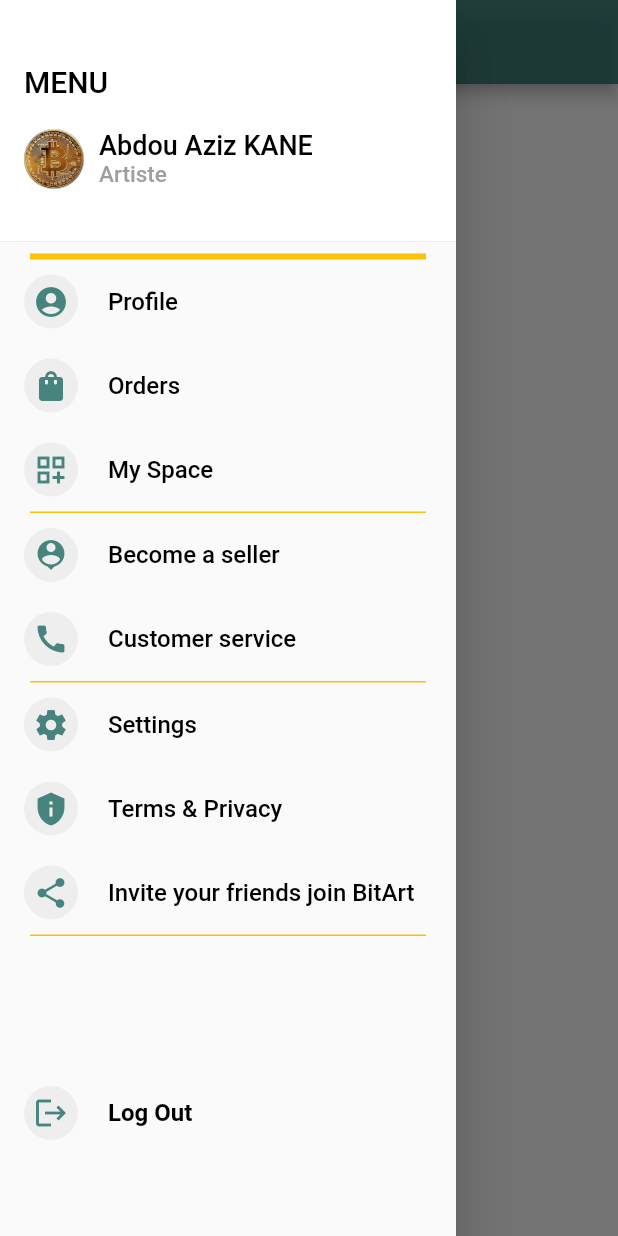
After one commit to HimmaAtos/bitartfront, a Flutter app: the BitArtListArticle screen opened directly, with the side drawer open, on a phone screen of 412 x 824 dp. The commit adds this screen. Run offline on Flutter 3.47's test engine with Material 2 defaults, Android fonts, the phone set to English and light mode, and no system bars; our stand-ins replace localstorage.

Commit message:
detached branch

```diff
--- a/front/lib/pages/home.dart
+++ b/front/lib/pages/home.dart
@@ -1,4 +1,4 @@
-// ignore_for_file: avoid_unnecessary_containers, prefer_const_constructors
+// ignore_for_file: avoid_unnecessary_containers, prefer_const_constructors, unused_import
 
 import 'package:flutter/material.dart';
 import 'package:front/models/ArticleModel.dart';
@@ -103,7 +103,7 @@ class _HomeState extends State<Home> {
               child: Icon(Icons.shopping_cart))
         ],
       ),
-      drawer: sideBard(),
+      drawer: sideBard( context),
       body: Center(
         child: SingleChildScrollView(
           child: Column(children: [
--- /dev/null
+++ b/front/lib/pages/list_article.dart
@@ -0,0 +1,329 @@
+// ignore_for_file: prefer_const_constructors, prefer_const_literals_to_create_immutables
+
+import 'package:flutter/material.dart';
+//import 'package:front/pages/widgets.dart';
+
+class BitArtListArticle extends StatefulWidget {
+  const BitArtListArticle({Key? key}) : super(key: key);
+
+  @override
+  State<BitArtListArticle> createState() => _BitArtListArticleState();
+}
+
+class _BitArtListArticleState extends State<BitArtListArticle> {
+  final List<String> articles = [
+    "Article 1",
+    "Article 2",
+    "Article 3",
+    // Add more articles here
+  ];
+  @override
+  Widget build(BuildContext context) {
+    return Scaffold(
+      appBar: AppBar(
+        backgroundColor: Color(0xDB2C736C),
+        title: Text('Market Place'),
+      ),
+      drawer: Drawer(
+        child: ListView(
+          padding: EdgeInsets.zero,
+          children: <Widget>[
+            DrawerHeader(
+              decoration: BoxDecoration(
+                color: Colors.white,
+              ),
+              child: Column(
+                crossAxisAlignment: CrossAxisAlignment.start,
+                mainAxisAlignment: MainAxisAlignment.center,
+                children: <Widget>[
+                  Text(
+                    'MENU',
+                    style: TextStyle(
+                      fontSize: 20,
+                      color: Colors.black,
+                    ),
+                  ),
+                 SizedBox(height: 20),
+                 Row(
+                  children: [
+                  CircleAvatar(
+                    backgroundImage: AssetImage("images/ziz.jpg"),
+                    radius: 20,
+                  ),
+                  SizedBox(width: 10),
+                  Column(
+                crossAxisAlignment: CrossAxisAlignment.start,
+                children: [
+                  Text(
+                    'Abdou Aziz KANE',
+                    style: TextStyle(
+                      color: Colors.black,
+                      fontSize: 18,
+                    ),
+                  ),
+                  Text(
+                    'Artiste',
+                    style: TextStyle(
+                      color: Colors.grey,
+                      fontSize: 15,
+                    ),
+                  ),
+                ],
+                ),
+               ],
+              ),
+             ],
+            ),
+            ),
+          Padding(
+            padding: EdgeInsets.symmetric(horizontal: 20), // Adjust horizontal padding
+            child: Container(
+            height: 4, // Adjust the height of the yellow line
+            width: 100, // Set a specific width for the yellow line
+            color: Colors.amber, // Change the color to yellow
+            ),
+            ),
+          // Profile ListTile
+ListTile(
+  leading: Container(
+    padding: EdgeInsets.all(6),
+    decoration: BoxDecoration(
+      shape: BoxShape.circle,
+      color: Colors.grey[200],
+    ),
+    child: Icon(
+      Icons.account_circle,
+      color: Color(0xDB2C736C),
+      size: 24,
+    ),
+  ),
+  title: Text(
+    'Profile',
+    style: TextStyle(
+      color: Colors.black,
+      fontSize: 16,
+    ),
+  ),
+),
+// Orders ListTile
+ListTile(
+  leading: Container(
+    padding: EdgeInsets.all(6),
+    decoration: BoxDecoration(
+      shape: BoxShape.circle,
+      color: Colors.grey[200],
+    ),
+    child: Icon(
+      Icons.shopping_bag,
+      color: Color(0xDB2C736C),
+      size: 24,
+    ),
+  ),
+  title: Text(
+    'Orders',
+    style: TextStyle(
+      color: Colors.black,
+      fontSize: 16,
+    ),
+  ),
+),
+// My Space ListTile
+ListTile(
+  leading: Container(
+    padding: EdgeInsets.all(6),
+    decoration: BoxDecoration(
+      shape: BoxShape.circle,
+      color: Colors.grey[200],
+    ),
+    child: Icon(
+      Icons.dashboard_customize_outlined,
+      color: Color(0xDB2C736C),
+      size: 24,
+    ),
+  ),
+  title: Text(
+    'My Space',
+    style: TextStyle(
+      color: Colors.black,
+      fontSize: 16,
+    ),
+  ),
+),
+        Padding(
+            padding: EdgeInsets.symmetric(horizontal: 20), // Adjust horizontal padding
+            child: Container(
+            height: 1, // Adjust the height of the yellow line
+            width: 100, // Set a specific width for the yellow line
+            color: Colors.amber, // Change the color to yellow
+            ),
+            ),
+          ListTile(
+  leading: Container(
+    padding: EdgeInsets.all(6),
+    decoration: BoxDecoration(
+      shape: BoxShape.circle,
+      color: Colors.grey[200],
+    ),
+    child: Icon(
+      Icons.person_pin,
+      color: Color(0xDB2C736C),
+      size: 24,
+    ),
+  ),
+  title: Text(
+      'Become a seller',
+    style: TextStyle(
+      color: Colors.black,
+      fontSize: 16,
+    ),
+  ),
+),
+ListTile(
+  leading: Container(
+    padding: EdgeInsets.all(6),
+    decoration: BoxDecoration(
+      shape: BoxShape.circle,
+      color: Colors.grey[200],
+    ),
+    child: Icon(
+      Icons.call,
+      color: Color(0xDB2C736C),
+      size: 24,
+    ),
+  ),
+  title: Text(
+    'Customer service',
+    style: TextStyle(
+      color: Colors.black,
+      fontSize: 16,
+    ),
+  ),
+),
+        Padding(
+            padding: EdgeInsets.symmetric(horizontal: 20), // Adjust horizontal padding
+            child: Container(
+            height: 1, // Adjust the height of the yellow line
+            width: 100, // Set a specific width for the yellow line
+            color: Colors.amber, // Change the color to yellow
+            ),
+            ),
+            ListTile(
+  leading: Container(
+    padding: EdgeInsets.all(6),
+    decoration: BoxDecoration(
+      shape: BoxShape.circle,
+      color: Colors.grey[200],
+    ),
+    child: Icon(
+      Icons.settings_sharp,
+      color: Color(0xDB2C736C),
+      size: 24,
+    ),
+  ),
+  title: Text(
+     'Settings',
+    style: TextStyle(
+      color: Colors.black,
+      fontSize: 16,
+    ),
+  ),
+),
+ListTile(
+  leading: Container(
+    padding: EdgeInsets.all(6),
+    decoration: BoxDecoration(
+      shape: BoxShape.circle,
+      color: Colors.grey[200],
+    ),
+    child: Icon(
+      Icons.privacy_tip,
+      color: Color(0xDB2C736C),
+      size: 24,
+    ),
+  ),
+  title: Text(
+    'Terms & Privacy',
+    style: TextStyle(
+      color: Colors.black,
+      fontSize: 16,
+    ),
+  ),
+),
+ListTile(
+  leading: Container(
+    padding: EdgeInsets.all(6),
+    decoration: BoxDecoration(
+      shape: BoxShape.circle,
+      color: Colors.grey[200],
+    ),
+    child: Icon(
+      Icons.share,
+      color: Color(0xDB2C736C),
+      size: 24,
+    ),
+  ),
+  title: Text(
+      'Invite your friends join BitArt',
+    style: TextStyle(
+      color: Colors.black,
+      fontSize: 16,
+    ),
+  ),
+),
+        Padding(
+            padding: EdgeInsets.symmetric(horizontal: 20), // Adjust horizontal padding
+            child: Container(
+            height: 1, // Adjust the height of the yellow line
+            width: 100, // Set a specific width for the yellow line
+            color: Colors.amber, // Change the color to yellow
+            ),
+            ),
+            SizedBox(height: 90),
+            // Log Out ListTile
+      ListTile(
+    leading: Container(
+    padding: EdgeInsets.all(6), // Padding for the circular square
+    decoration: BoxDecoration(
+      shape: BoxShape.circle,
+      color: Colors.grey[200], // Transparent green color
+    ),
+    child: Icon(
+      Icons.logout,
+      color: Color(0xDB2C736C), // Icon color (green)
+      size: 24, // Icon size
+    ),
+  ),
+  title: Text(
+    'Log Out',
+    style: TextStyle(
+      fontWeight: FontWeight.bold,
+      color: Colors.black,
+      fontSize: 16,
+    ),
+  ),
+  onTap: () {
+    // Add logout functionality here
+  },
+),
+
+          ],
+        ),
+      ),
+      body: ListView.builder(
+        itemCount: articles.length,
+        itemBuilder: (BuildContext context, int index) {
+          return ListTile(
+            title: Text(articles[index]),
+            leading: CircleAvatar(
+              // Placeholder for article image
+              backgroundColor: Color(0xDB2C736C),
+              child: Text('Image'),
+            ),
+            onTap: () {
+            },
+          );
+        },
+      ),
+    );
+  }
+}
--- a/front/lib/pages/register.dart
+++ b/front/lib/pages/register.dart
@@ -1,4 +1,4 @@
-// ignore_for_file: prefer_const_constructors, sort_child_properties_last, unused_local_variable
+// ignore_for_file: prefer_const_constructors, sort_child_properties_last, unused_local_variable, prefer_const_literals_to_create_immutables, avoid_print, avoid_unnecessary_containers
 
 //import 'dart:html';
 //import 'dart:math';
```
Also changed, not shown: front/lib/main.dart (+11 -35 lines), front/lib/pages/widgets.dart (+116 -6 lines).
